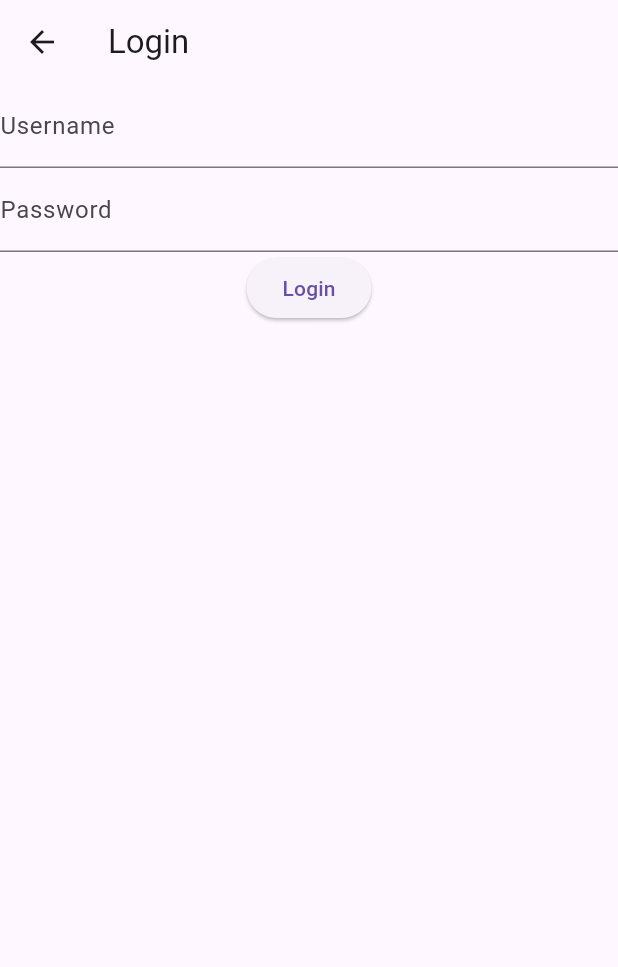
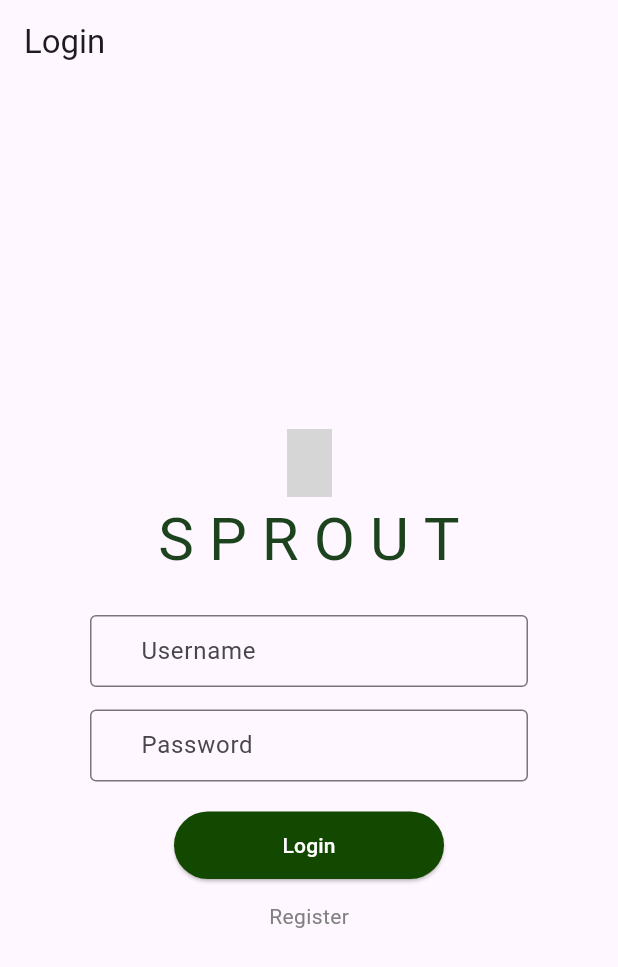
Before and after one commit to etadesse2/Sprout, a Flutter app: the screen it shows after launch, after a tap on "Login", on a phone screen of 412 x 824 dp. Shown: the top 967 px of the screen. Run offline on Flutter 3.47's test engine with Material 3 defaults, Android fonts, the phone set to English and light mode, and no system bars; our stand-ins replace shared_preferences; grey boxes are pictures that could not be loaded.

Commit message:
combination of UI and functionality for login screen

```diff
--- a/sprouts/lib/login_screen.dart
+++ b/sprouts/lib/login_screen.dart
@@ -27,24 +27,79 @@ class LoginScreen extends StatelessWidget {
 
   @override
   Widget build(BuildContext context) {
-    return Scaffold(
+    return MaterialApp(
+      home: Scaffold(
         appBar: AppBar(title: Text('Login')),
-      body: Column(
-        children: <Widget>[
+        body: Padding(
+          padding: const EdgeInsets.only(left: 60, right: 60),
+          child: Center(
+            child: Column(
+              children: [
+                const Padding(
+                  padding: EdgeInsets.only(top: 230),
+                  child: Image(
+                    image: AssetImage('assets/images/leaf.png'),
+                    height: 45,
+                    width: 30,
+                  ),
+                ),
+                const Padding(
+                  padding: EdgeInsets.only(bottom: 22.0),
+                  child: Text(
+                    'SPROUT',
+                    style: TextStyle(
+                        letterSpacing: 10,
+                        fontSize: 40,
+                        color: Color.fromARGB(255, 28, 67, 30)),
+                  ),
+                ),
                 TextField(
                   controller: _usernameController,
-            decoration: InputDecoration(labelText: 'Username'),
+                  decoration: InputDecoration(
+                    border: const OutlineInputBorder(),
+                    hintText: 'Username',
+                    contentPadding: const EdgeInsets.only(left: 30),
+                  ),
+                ),
+                const SizedBox(
+                  height: 15,
                 ),
                 TextField(
                   controller: _passwordController,
-            decoration: InputDecoration(labelText: 'Password'),
+                  decoration: InputDecoration(
+                    border: const OutlineInputBorder(),
+                    hintText: 'Password',
+                    contentPadding: const EdgeInsets.only(left: 30),
+                  ),
                   obscureText: true,
                 ),
-          ElevatedButton(
+                SizedBox(
+                  width: 180,
+                  height: 65,
+                  child: Padding(
+                    padding: const EdgeInsets.only(top: 20.0),
+                    child: ElevatedButton(
                       onPressed: () => _login(context),
-            child: const Text('Login'),
+                      style: ElevatedButton.styleFrom(
+                          backgroundColor: const Color(0xFF134800)),
+                      child: const Text('Login',
+                          style: TextStyle(color: Colors.white)),
+                    ),
+                  ),
+                ),
+                const Padding(
+                  padding: EdgeInsets.only(top: 15.0),
+                  child: Text(
+                    'Register',
+                    style: TextStyle(
+                      color: Color.fromARGB(255, 128, 128, 128),
+                    ),
+                  ),
                 ),
               ],
+            ),
+          ),
+        ),
       ),
     );
   }
```
Lines whose indentation alone changed are shown as unchanged.
